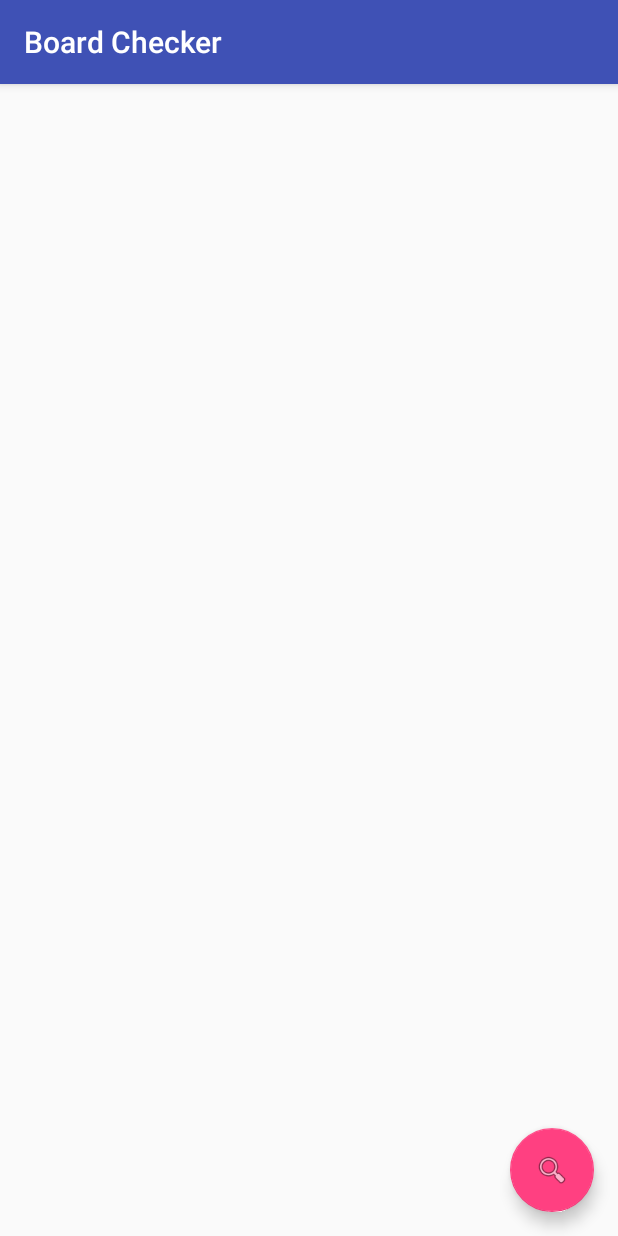
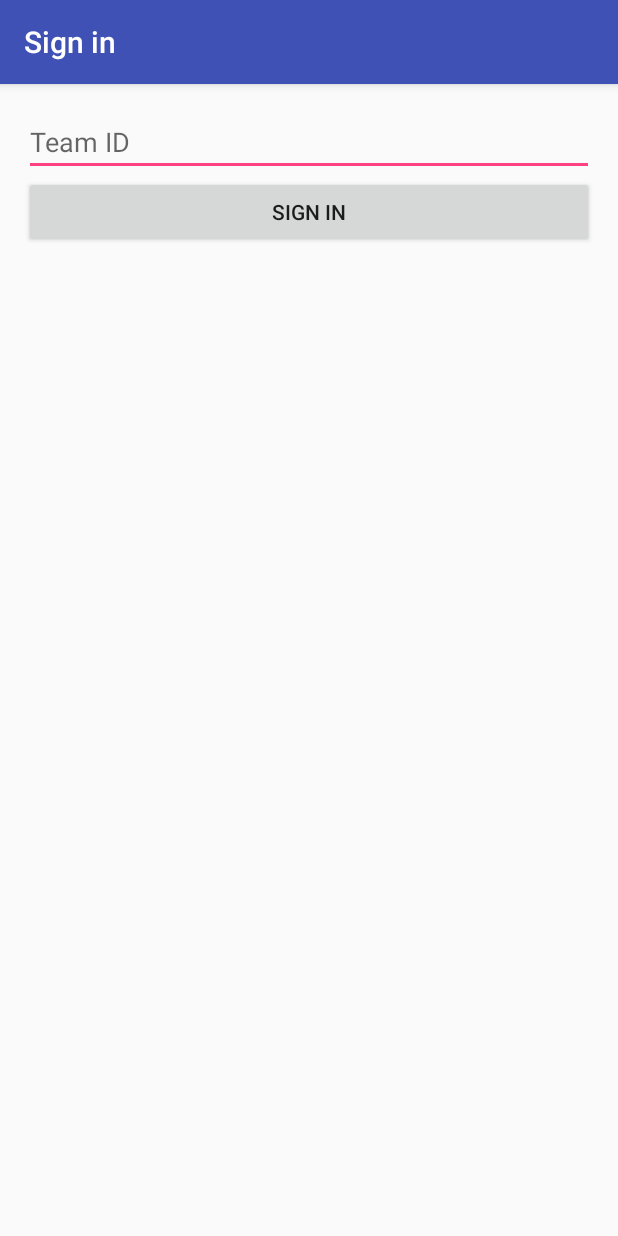
Before and after one commit to LuciferUltraM/android-board-checker, an Android app: the screen it shows after launch (MainActivity before the commit, LoginActivity after it), on a phone screen of 412 x 824 dp. Run offline under Robolectric (Android 15) with nearby library versions, the phone set to English and light mode, and no system bars; libraries missing offline, so code that uses them is left out: com.github.kittinunf.fuel, com.github.kittinunf.result, com.google.zxing.integration; 1 statement that could not run was skipped.

Commit message:
+ Log In with Team ID + Select Worksheet from Team ID

```diff
--- /dev/null
+++ b/app/src/main/java/com/codemobi/boardchecker/LoginActivity.kt
@@ -0,0 +1,61 @@
+package com.codemobi.boardchecker
+
+import android.animation.Animator
+import android.animation.AnimatorListenerAdapter
+import android.annotation.TargetApi
+import android.content.pm.PackageManager
+import android.support.design.widget.Snackbar
+import android.support.v7.app.AppCompatActivity
+import android.app.LoaderManager.LoaderCallbacks
+import android.content.CursorLoader
+import android.content.Loader
+import android.database.Cursor
+import android.net.Uri
+import android.os.AsyncTask
+import android.os.Build
+import android.os.Bundle
+import android.provider.ContactsContract
+import android.text.TextUtils
+import android.view.View
+import android.view.inputmethod.EditorInfo
+import android.widget.ArrayAdapter
+import android.widget.TextView
+
+import java.util.ArrayList
+import android.Manifest.permission.READ_CONTACTS
+import android.content.Context
+
+import kotlinx.android.synthetic.main.activity_login.*
+
+/**
+ * A login screen that offers login via email/password.
+ */
+class LoginActivity : AppCompatActivity() {
+    /**
+     * Keep track of the login task to ensure we can cancel it if requested.
+     */
+    companion object {
+        const val REQUEST_CODE = 1001
+        const val TEAM_ID = "TEAM_ID"
+    }
+
+    override fun onCreate(savedInstanceState: Bundle?) {
+        super.onCreate(savedInstanceState)
+        setContentView(R.layout.activity_login)
+        // Set up the login form.
+        val sharedPref = this.getSharedPreferences("com.codemobi.boardchecker", Context.MODE_PRIVATE) ?: return
+        val teamID = sharedPref.getString(TEAM_ID, "")
+        textViewTeamID.setText(teamID)
+
+        buttonSignIn.setOnClickListener { attemptLogin() }
+    }
+
+    fun attemptLogin() {
+        val sharedPref = this.getSharedPreferences("com.codemobi.boardchecker", Context.MODE_PRIVATE) ?: return
+        with (sharedPref.edit()) {
+            putString(TEAM_ID, textViewTeamID.text.toString())
+            commit()
+        }
+        finish()
+    }
+}
--- a/app/src/main/java/com/codemobi/boardchecker/MainActivity.kt
+++ b/app/src/main/java/com/codemobi/boardchecker/MainActivity.kt
@@ -1,10 +1,15 @@
 package com.codemobi.boardchecker
 
+import android.content.Context
 import android.content.Intent
 import android.support.v7.app.AppCompatActivity
 import android.os.Bundle
+import android.view.ContextMenu
+import android.view.Menu
+import android.view.MenuItem
+import android.view.View
 import android.widget.Toast
-import com.codemobi.boardchecker.adapter.ProjectAdapter
+import com.codemobi.boardchecker.adapter.WorksheetAdapter
 import com.github.kittinunf.fuel.Fuel
 import com.github.kittinunf.fuel.core.FuelManager
 import com.github.kittinunf.result.Result
@@ -17,9 +22,9 @@ class MainActivity : AppCompatActivity() {
 
     private val LOG_TAG = "MainActivity"
 
-    private val BASE_PATH = "http://192.168.1.120:4000"
+    private val BASE_PATH = "http://192.168.1.113:4000"
 
-    var projectListItems: ArrayList<Project>? = null
+    var worksheetListItems: ArrayList<Worksheet>? = null
 
     override fun onCreate(savedInstanceState: Bundle?) {
         super.onCreate(savedInstanceState)
@@ -34,11 +39,30 @@ class MainActivity : AppCompatActivity() {
             integrator.initiateScan()
         }
 
-        getProjects()
+        getWorksheets()
     }
 
     fun toast(text: String) {
         Toast.makeText(this@MainActivity, text, Toast.LENGTH_LONG).show()
+    }
+
+    override fun onCreateOptionsMenu(menu: Menu): Boolean {
+        // Inflate the menu; this adds items to the action bar if it is present.
+        menuInflater.inflate(R.menu.menu_main, menu)
+        return true
+    }
+
+    override fun onOptionsItemSelected(item: MenuItem): Boolean {
+        // Handle action bar item clicks here. The action bar will
+        // automatically handle clicks on the Home/Up button, so long
+        // as you specify a parent activity in AndroidManifest.xml.
+        return when (item.itemId) {
+            R.id.action_login -> {
+                goLogin()
+                return true
+            }
+            else -> super.onOptionsItemSelected(item)
+        }
     }
 
     override fun onActivityResult(requestCode: Int, resultCode: Int, data: Intent?) {
@@ -48,20 +72,37 @@ class MainActivity : AppCompatActivity() {
                 Toast.makeText(this@MainActivity, "Cancelled", Toast.LENGTH_LONG).show()
             } else {
                 toast(result.contents)
-                openProject(result.contents)
+                openWorksheet(result.contents)
             }
         } else {
+            if (requestCode == LoginActivity.REQUEST_CODE) {
+                getWorksheets()
+            }
             super.onActivityResult(requestCode, resultCode, data)
         }
     }
 
-    private fun getProjects() {
-        Fuel.get("/api/projects").responseObject(Projects.Deserializer()) { request, response, result ->
+    fun goLogin() {
+        val intent = Intent(this, LoginActivity::class.java).apply {  }
+        startActivityForResult(intent, LoginActivity.REQUEST_CODE)
+    }
+
+    private fun getWorksheets() {
+        val sharedPref = this.getSharedPreferences("com.codemobi.boardchecker", Context.MODE_PRIVATE) ?: return
+        val teamID = sharedPref.getString(LoginActivity.TEAM_ID, "")
+        if (teamID == "") {
+            goLogin()
+            return
+        }
+
+        setTitle("Board Checker - Team ID : " + teamID)
+
+        Fuel.get("/api/team/$teamID/worksheets").responseObject(Worksheets.Deserializer()) { request, response, result ->
             when (result) {
                 is Result.Success -> {
                     val (model, _) = result
-                    projectListItems = model?.projects
-                    setProjects()
+                    worksheetListItems = model?.worksheets
+                    setWorksheets()
                 }
                 is Result.Failure -> {
                     Toast.makeText(this@MainActivity, "Data Not Found", Toast.LENGTH_LONG).show()
@@ -70,18 +111,18 @@ class MainActivity : AppCompatActivity() {
         }
     }
 
-    private fun setProjects() {
-        val adapter = ProjectAdapter(baseContext, projectListItems!!)
+    private fun setWorksheets() {
+        val adapter = WorksheetAdapter(baseContext, worksheetListItems!!)
         projectListView.adapter = adapter
         projectListView.setOnItemClickListener { parent, view, position, id ->
-            val selectedProjectID = projectListItems?.get(position)?.id
-            openProject("$selectedProjectID")
+            val selectedWorksheetID = worksheetListItems?.get(position)?.id
+            openWorksheet("$selectedWorksheetID")
         }
     }
 
-    fun openProject(id: String) {
-        val intent = Intent(this, ProjectActivity::class.java).apply {
-            putExtra(ProjectActivity.EXTRA_ID, id)
+    fun openWorksheet(id: String) {
+        val intent = Intent(this, WorksheetActivity::class.java).apply {
+            putExtra(WorksheetActivity.EXTRA_ID, id)
         }
         startActivity(intent)
     }
--- a/app/src/main/java/com/codemobi/boardchecker/adapter/PhotoAdapter.kt
+++ b/app/src/main/java/com/codemobi/boardchecker/adapter/PhotoAdapter.kt
@@ -28,6 +28,7 @@ class PhotoAdapter(private  val context: Context,
         Glide.with(context).load(photo.fileURL).into(imageView)
         textViewNo.setText("No. ${photo.runningNumber}")
         textViewCreated.setText(photo.created.toString())
+        textViewCreated.visibility = View.GONE
 
         return rowView
     }
--- /dev/null
+++ b/app/src/main/res/layout/activity_login.xml
@@ -0,0 +1,28 @@
+<?xml version="1.0" encoding="utf-8"?>
+<LinearLayout xmlns:android="http://schemas.android.com/apk/res/android"
+    xmlns:tools="http://schemas.android.com/tools"
+    android:layout_width="match_parent"
+    android:layout_height="match_parent"
+    android:gravity="center_horizontal"
+    android:orientation="vertical"
+    android:paddingLeft="@dimen/activity_horizontal_margin"
+    android:paddingTop="@dimen/activity_vertical_margin"
+    android:paddingRight="@dimen/activity_horizontal_margin"
+    android:paddingBottom="@dimen/activity_vertical_margin"
+    tools:context=".LoginActivity">
+
+
+    <EditText
+        android:id="@+id/textViewTeamID"
+        android:layout_width="match_parent"
+        android:layout_height="wrap_content"
+        android:hint="Team ID"
+        />
+
+
+    <Button
+        android:id="@+id/buttonSignIn"
+        android:layout_width="match_parent"
+        android:layout_height="wrap_content"
+        android:text="@string/action_sign_in" />
+</LinearLayout>
--- a/app/src/main/res/layout/activity_project.xml
+++ b/app/src/main/res/layout/activity_worksheet.xml
@@ -4,9 +4,9 @@ xmlns:app="http://schemas.android.com/apk/res-auto"
 xmlns:tools="http://schemas.android.com/tools"
 android:layout_width="match_parent"
 android:layout_height="match_parent"
-tools:context="com.codemobi.boardchecker.ProjectActivity">
+tools:context="com.codemobi.boardchecker.WorksheetActivity">
 
-<include layout="@layout/content_project" />
+<include layout="@layout/content_worksheet" />
 
 <android.support.design.widget.FloatingActionButton
     android:id="@+id/fab"
--- a/app/src/main/res/layout/content_project.xml
+++ b/app/src/main/res/layout/content_worksheet.xml
@@ -6,7 +6,7 @@
     android:layout_height="match_parent"
     app:layout_behavior="@string/appbar_scrolling_view_behavior"
     tools:context="com.codemobi.boardchecker.NewPhotoActivity"
-    tools:showIn="@layout/activity_project">
+    tools:showIn="@layout/activity_worksheet">
 
     <ListView
         android:id="@+id/photoListView"
--- /dev/null
+++ b/app/src/main/res/menu/menu_main.xml
@@ -0,0 +1,9 @@
+<menu xmlns:android="http://schemas.android.com/apk/res/android"
+    xmlns:app="http://schemas.android.com/apk/res-auto"
+    xmlns:tools="http://schemas.android.com/tools"
+    tools:context="com.code_mobi.myapplication.MainActivity" >
+    <item android:id="@+id/action_login"
+        android:title="@string/action_login"
+        android:orderInCategory="100"
+        app:showAsAction="never" />
+</menu>
--- a/app/src/main/res/values/dimens.xml
+++ b/app/src/main/res/values/dimens.xml
@@ -1,3 +1,6 @@
 <resources>
     <dimen name="fab_margin">16dp</dimen>
+    <!-- Default screen margins, per the Android Design guidelines. -->
+    <dimen name="activity_horizontal_margin">16dp</dimen>
+    <dimen name="activity_vertical_margin">16dp</dimen>
 </resources>
```
Also changed, not shown: app/src/main/AndroidManifest.xml (+12 -2 lines), app/src/main/java/com/codemobi/boardchecker/Model.kt (+5 -5 lines), app/src/main/java/com/codemobi/boardchecker/NewPhotoActivity.kt (+8 -5 lines), app/src/main/java/com/codemobi/boardchecker/WorksheetActivity.kt (renamed from app/src/main/java/com/codemobi/boardchecker/ProjectActivity.kt, +21 -26 lines), app/src/main/java/com/codemobi/boardchecker/adapter/WorksheetAdapter.kt (renamed from app/src/main/java/com/codemobi/boardchecker/adapter/ProjectAdapter.kt, +10 -11 lines), app/src/main/res/layout/list_item_project.xml (deleted, +0 -44 lines), app/src/main/res/layout/list_item_worksheet.xml (added, +54 -0 lines), app/src/main/res/values/strings.xml (+16 -0 lines).
